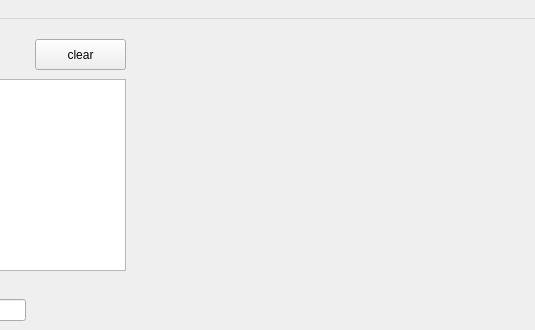
The window that sniffer.ui (dda-661-4/project) describes before a commit, drawn with Qt 5; both pictures show x 265 to 800 and y 0 to 330 of the 800 by 600 pixel window.
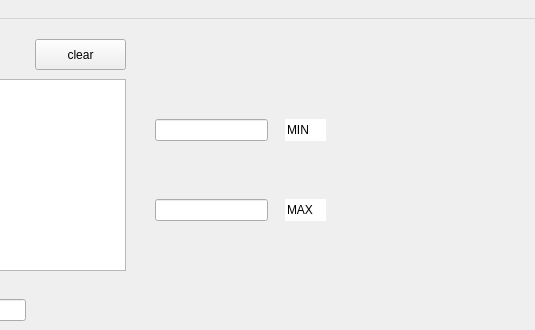
The same window after the commit.

```diff
--- a/sniffer.ui
+++ b/sniffer.ui
@@ -86,6 +86,58 @@
      </rect>
     </property>
    </widget>
+   <widget class="QLineEdit" name="min">
+    <property name="geometry">
+     <rect>
+      <x>420</x>
+      <y>100</y>
+      <width>113</width>
+      <height>22</height>
+     </rect>
+    </property>
+   </widget>
+   <widget class="QLineEdit" name="max">
+    <property name="geometry">
+     <rect>
+      <x>420</x>
+      <y>180</y>
+      <width>113</width>
+      <height>22</height>
+     </rect>
+    </property>
+   </widget>
+   <widget class="QLineEdit" name="lineEdit_2">
+    <property name="geometry">
+     <rect>
+      <x>550</x>
+      <y>100</y>
+      <width>41</width>
+      <height>22</height>
+     </rect>
+    </property>
+    <property name="text">
+     <string>MIN</string>
+    </property>
+    <property name="frame">
+     <bool>false</bool>
+    </property>
+   </widget>
+   <widget class="QLineEdit" name="lineEdit_3">
+    <property name="geometry">
+     <rect>
+      <x>550</x>
+      <y>180</y>
+      <width>41</width>
+      <height>22</height>
+     </rect>
+    </property>
+    <property name="text">
+     <string>MAX</string>
+    </property>
+    <property name="frame">
+     <bool>false</bool>
+    </property>
+   </widget>
   </widget>
   <widget class="QMenuBar" name="menubar">
    <property name="geometry">
```
